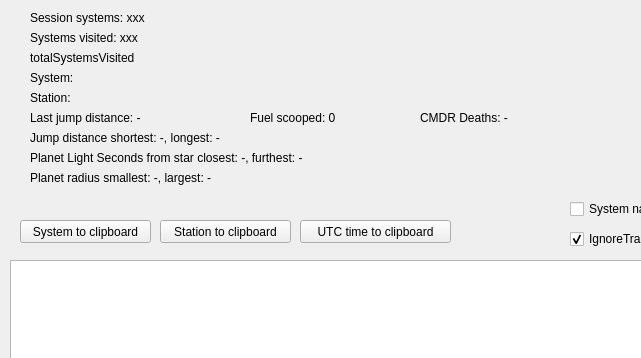
Old version of the form mainwindow.ui in the repository SnakeManPMC/elite-EliteLog; both pictures show x 0 to 641 and y 0 to 358 of the 840 by 606 pixel window.
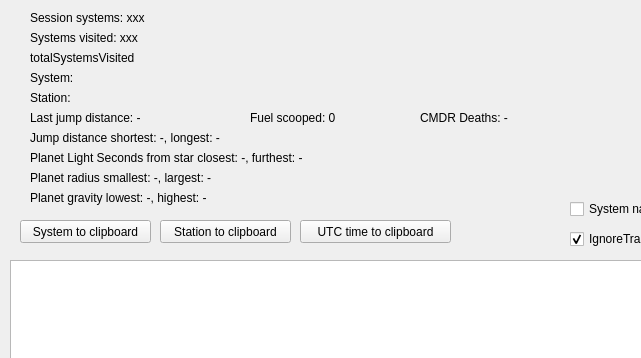
New version of the form.

Commit message: Umm tweaks to highscores, dunno hehe.

```diff
--- a/mainwindow.ui
+++ b/mainwindow.ui
@@ -235,6 +235,19 @@
      <string>Planet radius smallest: -, largest: -</string>
     </property>
    </widget>
+   <widget class="QLabel" name="PlanetGravityRecords">
+    <property name="geometry">
+     <rect>
+      <x>30</x>
+      <y>190</y>
+      <width>481</width>
+      <height>16</height>
+     </rect>
+    </property>
+    <property name="text">
+     <string>Planet gravity lowest: -, highest: -</string>
+    </property>
+   </widget>
   </widget>
   <widget class="QMenuBar" name="menuBar">
    <property name="geometry">
```
The commit also changes 2 other files.
